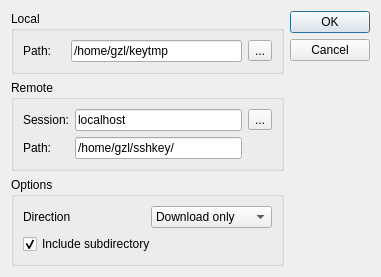
Qt form src/synchronizeoptiondialog.ui (kitech/nullfxp) before a commit.
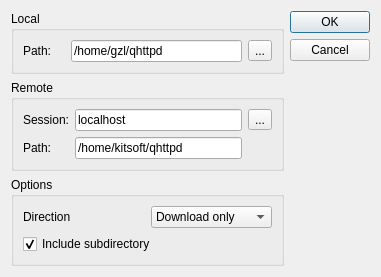
The same form after that commit.

Patch:
```diff
--- a/src/synchronizeoptiondialog.ui
+++ b/src/synchronizeoptiondialog.ui
@@ -1,12 +1,12 @@
 <ui version="4.0" >
  <class>SynchronizeOptionDialog</class>
- <widget class="QDialog" name="SynchronizeOptionDialog" >
-  <property name="geometry" >
+ <widget class="QDialog" name="SynchronizeOptionDialog">
+  <property name="geometry">
    <rect>
     <x>0</x>
     <y>0</y>
     <width>381</width>
-    <height>269</height>
+    <height>271</height>
    </rect>
   </property>
   <property name="windowTitle" >
@@ -29,9 +29,9 @@
          </widget>
         </item>
         <item>
-         <widget class="QLineEdit" name="lineEdit" >
-          <property name="text" >
-           <string>/home/gzl/keytmp</string>
+         <widget class="QLineEdit" name="lineEdit">
+          <property name="text">
+           <string>/home/gzl/qhttpd</string>
           </property>
          </widget>
         </item>
@@ -79,10 +79,10 @@
           </property>
          </widget>
         </item>
-        <item row="1" column="1" >
-         <widget class="QLineEdit" name="lineEdit_3" >
-          <property name="text" >
-           <string>/home/gzl/sshkey/</string>
+        <item row="1" column="1">
+         <widget class="QLineEdit" name="lineEdit_3">
+          <property name="text">
+           <string>/home/kitsoft/qhttpd</string>
           </property>
          </widget>
         </item>
```
Left out of the diff: 95 changed lines with no effect on the pictures.
